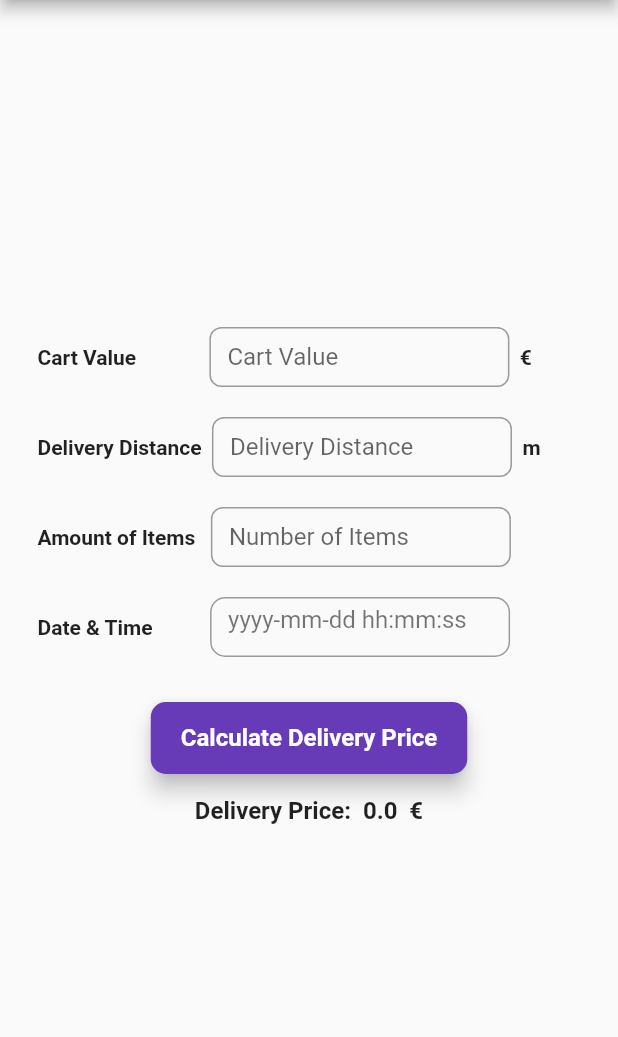
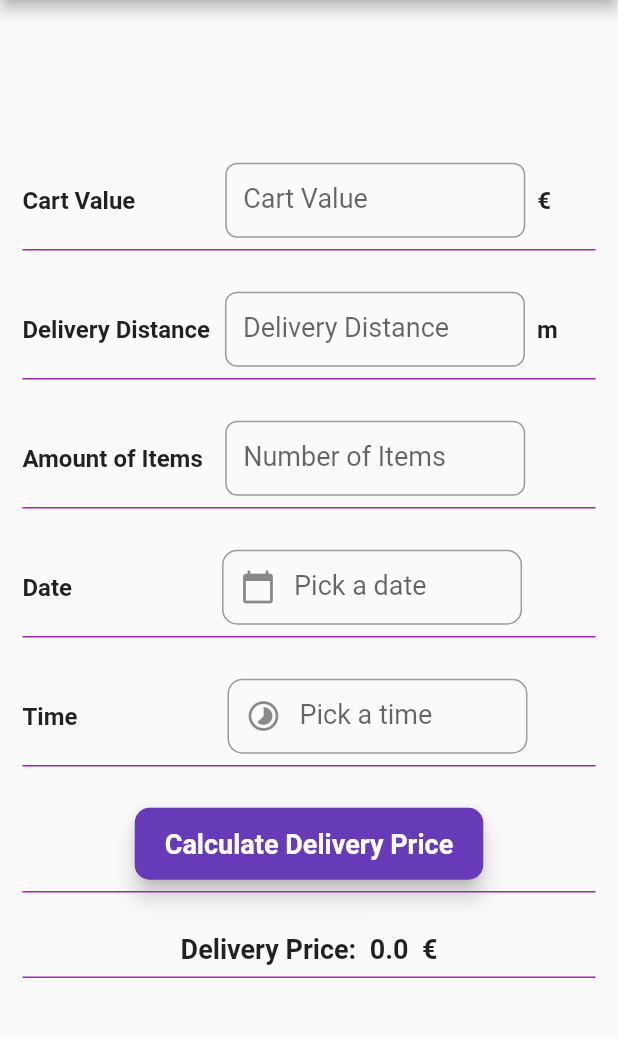
Before and after one commit to Mash-hood/delCalApp, a Flutter app: the screen it shows after launch, on a phone screen of 412 x 824 dp, the part 84-1121 px from its top. Run offline on Flutter 3.47's test engine with Material 2 defaults, Android fonts, the phone set to English and light mode, and no system bars.

Commit message:
several refactoring and finalization

```diff
--- a/lib/constants.dart
+++ b/lib/constants.dart
@@ -1,20 +1,7 @@
 import 'package:flutter/material.dart';
 
-const Color kTextFieldColor = Color(0xFFBBDEFB);
-const kTextsStyle = TextStyle(fontSize: 14.0, fontWeight: FontWeight.bold);
-const kPriceTextsStyle = TextStyle(fontSize: 16.0, fontWeight: FontWeight.bold);
-
-const kTimeDecoration = InputDecoration(
-  hintText: 'yyyy-mm-dd hh:mm:ss',
-  hintStyle: TextStyle(
-    color: Colors.black54,
-  ),
-  border: OutlineInputBorder(
-    borderRadius: BorderRadius.all(
-      Radius.circular(10.0),
-    ),
-  ),
-);
+const kTextsStyle = TextStyle(fontSize: 16.0, fontWeight: FontWeight.bold);
+const kPriceTextsStyle = TextStyle(fontSize: 18.0, fontWeight: FontWeight.bold);
 
 // constants and variables definition
 const int kBaseDistance = 1000;
--- a/lib/deliveryCalculator.dart
+++ b/lib/deliveryCalculator.dart
@@ -1,6 +1,4 @@
 import 'dart:math';
-import 'package:flutter/cupertino.dart';
-
 import 'constants.dart';
 
 // function for the calculation of delivery fee based on distance
--- /dev/null
+++ b/lib/home.dart
@@ -0,0 +1,246 @@
+import 'package:flutter/material.dart';
+import 'constants.dart';
+import 'deliveryCalculator.dart';
+import 'package:intl/intl.dart';
+import 'package:deliveryFeeCalculator/widgets/textField.dart';
+import 'package:deliveryFeeCalculator/widgets/textField2.dart';
+
+class Home extends StatefulWidget {
+  Home({Key key, this.title}) : super(key: key);
+
+  final String title;
+
+  @override
+  _HomeState createState() => _HomeState();
+}
+
+class _HomeState extends State<Home> {
+  String _delFee = "0.0";
+  int cartValue;
+  DateTime timeOfOrder;
+  int dist;
+  int numItem;
+  String _date; // = "2022-10-10"
+  String _time; //  = "15:00"
+  DateTime tm; //  = DateTime.now()
+
+  final controllerValue = TextEditingController();
+  final controllerDist = TextEditingController();
+  final controllerItem = TextEditingController();
+  final controllerDate = TextEditingController();
+  final controllerTime = TextEditingController();
+
+  @override
+  void dispose() {
+    // Clean up the controllers when the widget is disposed.
+    controllerValue.dispose();
+    controllerDist.dispose();
+    controllerItem.dispose();
+    controllerDate.dispose();
+    controllerTime.dispose();
+    super.dispose();
+  }
+
+  @override
+  Widget build(BuildContext context) {
+    return Scaffold(
+      resizeToAvoidBottomInset: false,
+      appBar: AppBar(
+        title: Text(widget.title),
+      ),
+      body: SafeArea(
+        child: Padding(
+          padding: const EdgeInsets.all(15.0),
+          child: Center(
+            child: Column(
+              mainAxisAlignment: MainAxisAlignment.center,
+              children: <Widget>[
+                Row(
+                  mainAxisAlignment: MainAxisAlignment.start,
+                  children: <Widget>[
+                    Text(
+                      'Cart Value',
+                      style: kTextsStyle,
+                    ),
+                    const SizedBox(width: 60),
+                    SizedBox(
+                      width: 200,
+                      height: 50,
+                      child: TextFieldWidget(
+                          label: 'Cart Value', cont: controllerValue),
+                    ),
+                    Text(
+                      '  €',
+                      style: kTextsStyle,
+                    ),
+                  ],
+                ),
+                myDivider(),
+                const SizedBox(height: 20.0),
+                Row(
+                  mainAxisAlignment: MainAxisAlignment.start,
+                  children: <Widget>[
+                    Text(
+                      'Delivery Distance',
+                      style: kTextsStyle,
+                    ),
+                    const SizedBox(width: 10),
+                    SizedBox(
+                      width: 200,
+                      height: 50,
+                      child: TextFieldWidget(
+                          label: 'Delivery Distance', cont: controllerDist),
+                    ),
+                    Text(
+                      '  m',
+                      style: kTextsStyle,
+                    ),
+                  ],
+                ),
+                myDivider(),
+                const SizedBox(height: 20.0),
+                Row(
+                  mainAxisAlignment: MainAxisAlignment.start,
+                  children: <Widget>[
+                    Text(
+                      'Amount of Items',
+                      style: kTextsStyle,
+                    ),
+                    const SizedBox(width: 15),
+                    SizedBox(
+                      width: 200,
+                      height: 50,
+                      child: TextFieldWidget(
+                          label: "Number of Items", cont: controllerItem),
+                    ),
+                  ],
+                ),
+                myDivider(),
+                const SizedBox(height: 20.0),
+                Row(
+                  mainAxisAlignment: MainAxisAlignment.start,
+                  children: <Widget>[
+                    Text(
+                      'Date',
+                      style: kTextsStyle,
+                    ),
+                    const SizedBox(width: 100),
+                    SizedBox(
+                      width: 200,
+                      height: 50,
+                      child: TextFieldWithPicker(
+                          label: "Pick a date",
+                          cont: controllerDate,
+                          tapMethod: pickingDate,
+                          icon: Icons.calendar_today),
+                    ),
+                  ],
+                ),
+                myDivider(),
+                const SizedBox(height: 20.0),
+                Row(
+                  mainAxisAlignment: MainAxisAlignment.start,
+                  children: <Widget>[
+                    Text(
+                      'Time',
+                      style: kTextsStyle,
+                    ),
+                    const SizedBox(width: 100),
+                    SizedBox(
+                      width: 200,
+                      height: 50,
+                      child: TextFieldWithPicker(
+                          label: "Pick a time",
+                          cont: controllerTime,
+                          tapMethod: pickingTime,
+                          icon: Icons.timelapse),
+                    ),
+                  ],
+                ),
+                myDivider(),
+                const SizedBox(height: 20.0),
+                Row(
+                  mainAxisAlignment: MainAxisAlignment.center,
+                  children: <Widget>[
+                    FloatingActionButton.extended(
+                      shape: RoundedRectangleBorder(
+                          borderRadius: BorderRadius.circular(10.0)),
+                      onPressed: _calcFee,
+                      tooltip: 'Calculate delivery fee',
+                      label: const Text('Calculate Delivery Price'),
+                      extendedTextStyle: kPriceTextsStyle,
+                      backgroundColor: Colors.deepPurple,
+                    ),
+                  ],
+                ),
+                myDivider(),
+                const SizedBox(height: 20.0),
+                Row(
+                  mainAxisAlignment: MainAxisAlignment.center,
+                  children: <Widget>[
+                    Text('Delivery Price: ', style: kPriceTextsStyle),
+                    Text(' $_delFee', style: kPriceTextsStyle),
+                    Text('  €', style: kPriceTextsStyle),
+                  ],
+                ),
+                myDivider(),
+              ],
+            ),
+          ),
+        ),
+      ),
+    );
+  }
+
+  Divider myDivider() => Divider(color: Colors.purple, thickness: 1.0);
+
+  void _calcFee() {
+    setState(() {
+      if ((controllerValue.text.isEmpty) ||
+          (controllerDist.text.isEmpty) ||
+          (controllerItem.text.isEmpty) ||
+          (controllerDate.text.isEmpty) ||
+          (controllerTime.text.isEmpty)) {
+        ScaffoldMessenger.of(context).showSnackBar(SnackBar(
+          content: const Text('Please enter missing inputs'),
+          duration: Duration(seconds: 4),
+          backgroundColor: Colors.deepOrange,
+        ));
+      } else {
+        cartValue = int.parse(controllerValue.text);
+        dist = int.parse(controllerDist.text);
+        numItem = int.parse(controllerItem.text);
+        timeOfOrder = DateTime.parse(_date + " " + _time);
+
+        _delFee = deliveryFee(cartValue, dist, numItem, timeOfOrder).toString();
+      }
+    });
+  }
+
+  void pickingDate() {
+    showDatePicker(
+      context: context,
+      initialDate: DateTime.now(),
+      firstDate: DateTime(DateTime.now().year - 5),
+      lastDate: DateTime(DateTime.now().year + 5),
+    ).then((date) {
+      setState(() {
+        _date = DateFormat('yyyy-MM-dd').format(date);
+        controllerDate.text = _date;
+      });
+    });
+  }
+
+  void pickingTime() {
+    showTimePicker(
+      context: context,
+      initialTime: TimeOfDay.now(),
+    ).then((time) {
+      setState(() {
+        tm = DateFormat.jm().parse(time.format(context));
+        _time = DateFormat("HH:mm").format(tm);
+        controllerTime.text = _time;
+      });
+    });
+  }
+}
--- a/lib/main.dart
+++ b/lib/main.dart
@@ -1,7 +1,5 @@
 import 'package:flutter/material.dart';
-import 'package:flutter/services.dart';
-import 'constants.dart';
-import 'deliveryCalculator.dart';
+import 'home.dart';
 
 void main() => runApp(MyApp());
 
@@ -15,174 +13,7 @@ class MyApp extends StatelessWidget {
       theme: ThemeData(
         primarySwatch: Colors.deepPurple,
       ),
-      home: MyHomePage(title: 'Delivery Fee Calculator'),
+      home: Home(title: 'Delivery Fee Calculator'),
     );
   }
 }
-
-class MyHomePage extends StatefulWidget {
-  MyHomePage({Key key, this.title}) : super(key: key);
-
-  final String title;
-
-  @override
-  _MyHomePageState createState() => _MyHomePageState();
-}
-
-class _MyHomePageState extends State<MyHomePage> {
-  double _delFee = 0;
-  int cartValue;
-  DateTime timeOfOrder;
-  int dist;
-  int numItem;
-
-  final controllerValue = TextEditingController();
-  final controllerDist = TextEditingController();
-  final controllerItem = TextEditingController();
-
-  void _calcFee() {
-    setState(() {
-      cartValue = int.parse(controllerValue.text);
-      dist = int.parse(controllerDist.text);
-      numItem = int.parse(controllerItem.text);
-      _delFee = deliveryFee(cartValue, dist, numItem, timeOfOrder);
-    });
-  }
-
-  @override
-  Widget build(BuildContext context) {
-    return Scaffold(
-      appBar: AppBar(
-        title: Text(widget.title),
-      ),
-      body: SafeArea(
-        child: Padding(
-          padding: const EdgeInsets.all(25.0),
-          child: Center(
-            child: Column(
-              mainAxisAlignment: MainAxisAlignment.center,
-              children: <Widget>[
-                Row(
-                  mainAxisAlignment: MainAxisAlignment.start,
-                  children: <Widget>[
-                    Text(
-                      'Cart Value              ',
-                      style: kTextsStyle,
-                    ),
-                    SizedBox(
-                      width: 200,
-                      height: 40,
-                      child: buildTextField('Cart Value', controllerValue),
-                    ),
-                    Text(
-                      '  €',
-                      style: kTextsStyle,
-                    ),
-                  ],
-                ),
-                const SizedBox(height: 20.0),
-                Row(
-                  mainAxisAlignment: MainAxisAlignment.start,
-                  children: <Widget>[
-                    Text(
-                      'Delivery Distance  ',
-                      style: kTextsStyle,
-                    ),
-                    SizedBox(
-                      width: 200,
-                      height: 40,
-                      child:
-                          buildTextField('Delivery Distance', controllerDist),
-                    ),
-                    Text(
-                      '  m',
-                      style: kTextsStyle,
-                    ),
-                  ],
-                ),
-                const SizedBox(height: 20.0),
-                Row(
-                  mainAxisAlignment: MainAxisAlignment.start,
-                  children: <Widget>[
-                    Text(
-                      'Amount of Items   ',
-                      style: kTextsStyle,
-                    ),
-                    SizedBox(
-                      width: 200,
-                      height: 40,
-                      child: buildTextField('Number of Items', controllerItem),
-                    ),
-                  ],
-                ),
-                const SizedBox(height: 20.0),
-                Row(
-                  mainAxisAlignment: MainAxisAlignment.start,
-                  children: <Widget>[
-                    Text(
-                      'Date & Time           ',
-                      style: kTextsStyle,
-                    ),
-                    SizedBox(
-                      width: 200,
-                      height: 40,
-                      child: TextField(
-                        keyboardType: TextInputType.datetime,
-                        style: TextStyle(
-                          color: Colors.black,
-                        ),
-                        decoration: kTimeDecoration,
-                        onChanged: (value) {
-                          timeOfOrder = DateTime.parse(value);
-                        },
-                      ),
-                    ),
-                  ],
-                ),
-                const SizedBox(height: 30.0),
-                Row(
-                  mainAxisAlignment: MainAxisAlignment.center,
-                  children: <Widget>[
-                    FloatingActionButton.extended(
-                      shape: RoundedRectangleBorder(
-                          borderRadius: BorderRadius.circular(10.0)),
-                      onPressed: _calcFee,
-                      tooltip: 'Calculate delivery fee',
-                      label: const Text('Calculate Delivery Price'),
-                      extendedTextStyle: kPriceTextsStyle,
-                      backgroundColor: Colors.deepPurple,
-                    ),
-                  ],
-                ),
-                const SizedBox(height: 15.0),
-                Row(
-                  mainAxisAlignment: MainAxisAlignment.center,
-                  children: <Widget>[
-                    Text('Delivery Price: ', style: kPriceTextsStyle),
-                    Text(' $_delFee', style: kPriceTextsStyle),
-                    Text('  €', style: kPriceTextsStyle),
-                  ],
-                ),
-              ],
-            ),
-          ),
-        ),
-      ),
-    );
-  }
-
-  Widget buildTextField(String hint, TextEditingController cont) => TextField(
-        keyboardType: TextInputType.number,
-        inputFormatters: [FilteringTextInputFormatter.digitsOnly],
-        style: TextStyle(color: Colors.black),
-        decoration: InputDecoration(
-          labelText: hint,
-          border: OutlineInputBorder(
-            borderRadius: BorderRadius.all(
-              Radius.circular(8.0),
-            ),
-          ),
-        ),
-        controller: cont,
-      );
-}
--- /dev/null
+++ b/lib/widgets/textField.dart
@@ -0,0 +1,27 @@
+import 'package:flutter/material.dart';
+import 'package:flutter/services.dart';
+
+class TextFieldWidget extends StatelessWidget {
+  TextFieldWidget({@required this.label, @required this.cont});
+
+  final String label;
+  final cont;
+
+  @override
+  Widget build(BuildContext context) {
+    return TextField(
+      keyboardType: TextInputType.number,
+      inputFormatters: [FilteringTextInputFormatter.digitsOnly],
+      style: TextStyle(color: Colors.black, fontSize: 18),
+      decoration: InputDecoration(
+        labelText: label,
+        border: OutlineInputBorder(
+          borderRadius: BorderRadius.all(
+            Radius.circular(8.0),
+          ),
+        ),
+      ),
+      controller: cont,
+    );
+  }
+}
--- /dev/null
+++ b/lib/widgets/textField2.dart
@@ -0,0 +1,39 @@
+import 'package:flutter/material.dart';
+import 'package:flutter/services.dart';
+
+class TextFieldWithPicker extends StatelessWidget {
+  TextFieldWithPicker(
+      {@required this.label,
+      @required this.cont,
+      @required this.tapMethod,
+      @required this.icon});
+
+  final String label;
+  final cont;
+  final Function tapMethod;
+  final IconData icon;
+
+  @override
+  Widget build(BuildContext context) {
+    return TextField(
+      readOnly: true,
+      keyboardType: TextInputType.number,
+      inputFormatters: [FilteringTextInputFormatter.digitsOnly],
+      style: TextStyle(color: Colors.black, fontSize: 18),
+      decoration: InputDecoration(
+        prefixIcon: Icon(icon),
+        labelText: label,
+        hintStyle: TextStyle(
+          color: Colors.black54,
+        ),
+        border: OutlineInputBorder(
+          borderRadius: BorderRadius.all(
+            Radius.circular(10.0),
+          ),
+        ),
+      ),
+      controller: cont,
+      onTap: tapMethod,
+    );
+  }
+}
--- a/pubspec.yaml
+++ b/pubspec.yaml
@@ -1,4 +1,4 @@
-name: try1
+name: deliveryFeeCalculator
 description: A new Flutter application.
 
 # The following defines the version and build number for your application.
@@ -27,6 +27,8 @@ dependencies:
 dev_dependencies:
   flutter_test:
     sdk: flutter
+
+  intl: ^0.17.0
 
 
 # For information on the generic Dart part of this file, see the
```
Also changed, not shown: pubspec.lock, 1 other file.
